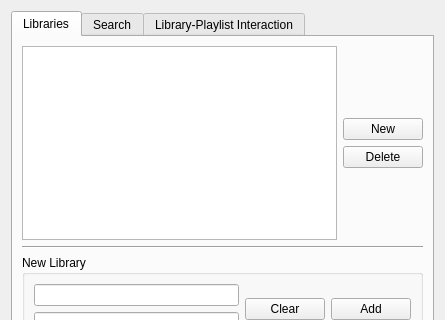
return42/sayonara, file src/GUI/Preferences/LibraryPreferences/GUI_LibraryPreferences.ui: the form before one commit; both pictures show x 0 to 445 and y 0 to 320 of the 445 by 493 pixel window.
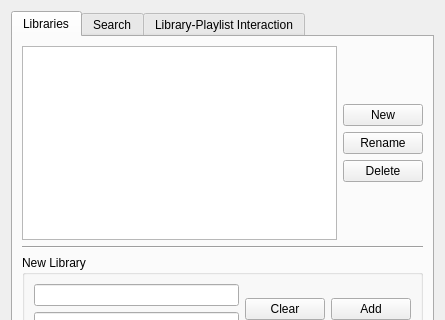
The form after the commit.

What changed in the file:
```diff
--- a/src/GUI/Preferences/LibraryPreferences/GUI_LibraryPreferences.ui
+++ b/src/GUI/Preferences/LibraryPreferences/GUI_LibraryPreferences.ui
@@ -46,6 +46,13 @@
            </property>
           </widget>
          </item>
+         <item>
+          <widget class="QPushButton" name="btn_rename">
+           <property name="text">
+            <string>Rename</string>
+           </property>
+          </widget>
+         </item>
          <item>
           <widget class="QPushButton" name="btn_delete">
            <property name="text">
```
